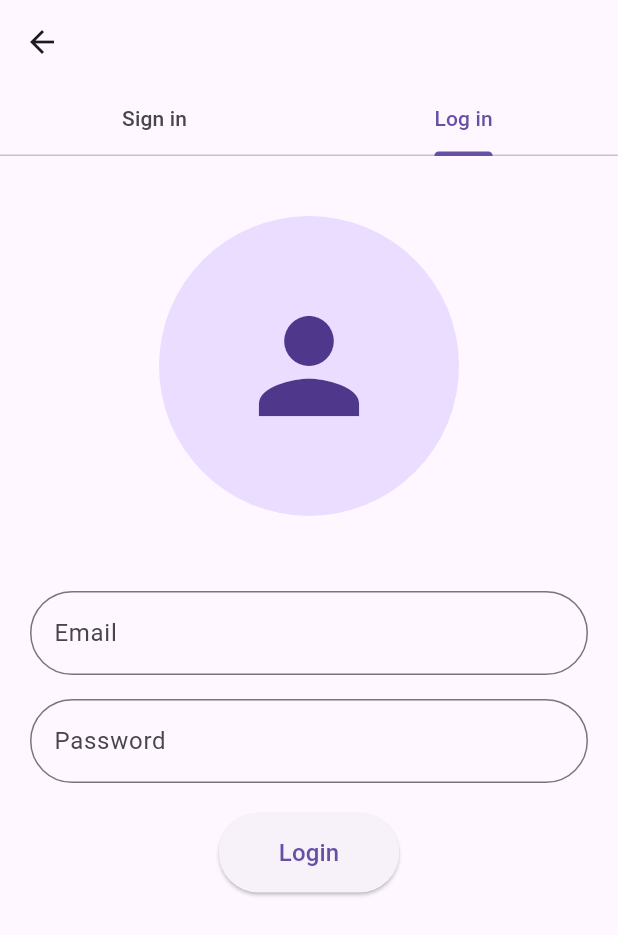
After one commit to Alone-Prodipta/My-Application, a Flutter app: the ProfilePage screen opened directly, tab 2 chosen, after a tap on "Login", on a phone screen of 412 x 824 dp. The commit adds this screen. Shown: the top 935 px of the screen. Run offline on Flutter 3.47's test engine with Material 3 defaults, Android fonts, the phone set to English and light mode, and no system bars; our stand-ins replace shared_preferences; accounts and stored records are empty.

Commit message:
added the sign in and log in page

```diff
--- a/travel_app/lib/diary.dart
+++ b/travel_app/lib/diary.dart
@@ -48,7 +48,7 @@ class _CountriesPageState extends State<CountriesPage> {
               controller: _searchController,
               decoration: const InputDecoration(
                 border: OutlineInputBorder(),
-                labelText: 'Enter your text',
+                labelText: 'Search',
               ),
               onChanged: (value) {
                 if (value.isNotEmpty) {
--- a/travel_app/lib/main.dart
+++ b/travel_app/lib/main.dart
@@ -36,7 +36,7 @@ class _MyHomePageState extends State<MyHomePage> {
   List<Widget> get _pages => [
     _buildHomePage(),
     const diary.CountriesPage(),
-    const profile.CountriesPage(),
+    const profile.ProfilePage(),
   ];
 
   @override
--- a/travel_app/lib/profile.dart
+++ b/travel_app/lib/profile.dart
@@ -16,19 +16,6 @@ class _ProfilePageState extends State<ProfilePage> {
       length: 2, // Number of tabs
       child: Scaffold(
         appBar: AppBar(
-          backgroundColor: Theme.of(context).colorScheme.inversePrimary,
-          actions: const [
-            Padding(
-              padding: const EdgeInsets.symmetric(horizontal: 16.0),
-              child: CircleAvatar(
-                radius: 50,
-                child: Icon(
-                  Icons.person,
-                  size: 50,
-                ),
-              ),
-            ),
-          ],
           bottom: const TabBar(
             tabs: [
               Tab(text: 'Sign in'),
@@ -38,7 +25,7 @@ class _ProfilePageState extends State<ProfilePage> {
         ),
         body:const TabBarView(
           children: [
-            SigninPage(),
+            SignInPage(),
             LoginPage(),
           ],
         ),
--- /dev/null
+++ b/travel_app/lib/profile_login.dart
@@ -0,0 +1,70 @@
+import 'package:flutter/material.dart';
+
+class LoginPage extends StatelessWidget {
+  const LoginPage({super.key});
+
+  @override
+  Widget build(BuildContext context) {
+    return Scaffold(
+      body: Column(
+        children: [
+          Center(
+            child: Padding(
+              padding: const EdgeInsets.symmetric(vertical: 40),
+              child: CircleAvatar(
+                radius: 100,
+                child: Icon(  Icons.person,size: 100),
+              ),
+            ),
+          ),
+
+          SizedBox(height: 10),
+          Padding(
+            padding: const EdgeInsets.symmetric(horizontal: 20),
+            child: Column(
+              children: [
+                TextField(
+                  decoration: InputDecoration(
+                    border: OutlineInputBorder(
+                      borderRadius: BorderRadius.all(Radius.circular(50),),
+                    ),
+                    labelText: 'Email',
+                  ),
+                ),
+                SizedBox(height: 16),
+                TextField(
+                  decoration: InputDecoration(
+                    border: OutlineInputBorder(
+                      borderRadius: BorderRadius.all(Radius.circular(50)),
+                    ),
+                    labelText: 'Password',
+                  ),
+                ),
+                SizedBox(height: 20),
+                Container(
+                  alignment: Alignment.center,
+                  child: ElevatedButton(
+                    onPressed: () {
+                      print('Login button pressed');
+                    },
+
+                    style: ElevatedButton.styleFrom(
+                        shape: RoundedRectangleBorder(
+                          borderRadius: BorderRadius.circular(50),
+                        ),
+                        padding: EdgeInsets.symmetric(horizontal: 40, vertical: 15),
+                      ),
+                      child:Text(
+                        'Login',
+                        style: TextStyle(fontSize: 16),
+                      ),
+                  ),
+                ),
+              ],
+            ),
+          ),
+        ],
+      ),
+    );
+  }
+}
--- /dev/null
+++ b/travel_app/lib/profile_signin.dart
@@ -0,0 +1,79 @@
+import 'package:flutter/material.dart';
+
+class SignInPage extends StatelessWidget {
+  const SignInPage({super.key});
+
+  @override
+  Widget build(BuildContext context) {
+    return Scaffold(
+      body: Column(
+        children: [
+          Center(
+            child: Padding(
+              padding: const EdgeInsets.symmetric(vertical: 40),
+              child: CircleAvatar(
+                radius: 100,
+                child: Icon( Icons.person,size: 100),
+              ),
+            ),
+          ),
+
+          SizedBox(height: 10),
+          Padding(
+            padding: const EdgeInsets.symmetric(horizontal: 20),
+            child: Column(
+              children: [
+                TextField(
+                  decoration: InputDecoration(
+                    border: OutlineInputBorder(
+                      borderRadius: BorderRadius.all(Radius.circular(50),),
+                    ),
+                    labelText: 'Full name',
+                  ),
+                ),
+                SizedBox(height: 16),
+                TextField(
+                  decoration: InputDecoration(
+                    border: OutlineInputBorder(
+                      borderRadius: BorderRadius.all(Radius.circular(50),),
+                    ),
+                    labelText: 'Email',
+                  ),
+                ),
+                SizedBox(height: 16),
+                TextField(
+                  decoration: InputDecoration(
+                    border: OutlineInputBorder(
+                      borderRadius: BorderRadius.all(Radius.circular(50)),
+                    ),
+                    labelText: 'Password',
+                  ),
+                ),
+                SizedBox(height: 20),
+                Container(
+                  alignment: Alignment.center,
+                  child: ElevatedButton(
+                    onPressed: () {
+                      print('Sign in button pressed');
+                    },
+
+                    style: ElevatedButton.styleFrom(
+                        shape: RoundedRectangleBorder(
+                          borderRadius: BorderRadius.circular(50),
+                        ),
+                        padding: EdgeInsets.symmetric(horizontal: 40, vertical: 15),
+                      ),
+                      child:Text(
+                        'Sign in',
+                        style: TextStyle(fontSize: 16),
+                      ),
+                  ),
+                ),
+              ],
+            ),
+          ),
+        ],
+      ),
+    );
+  }
+}
```
